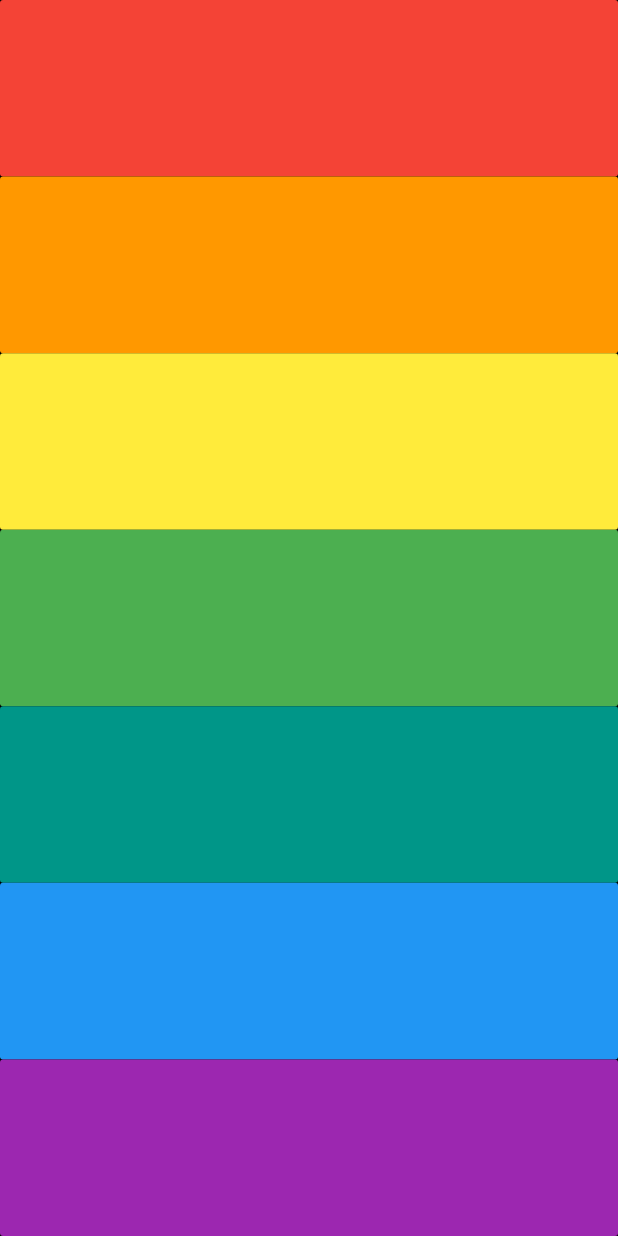
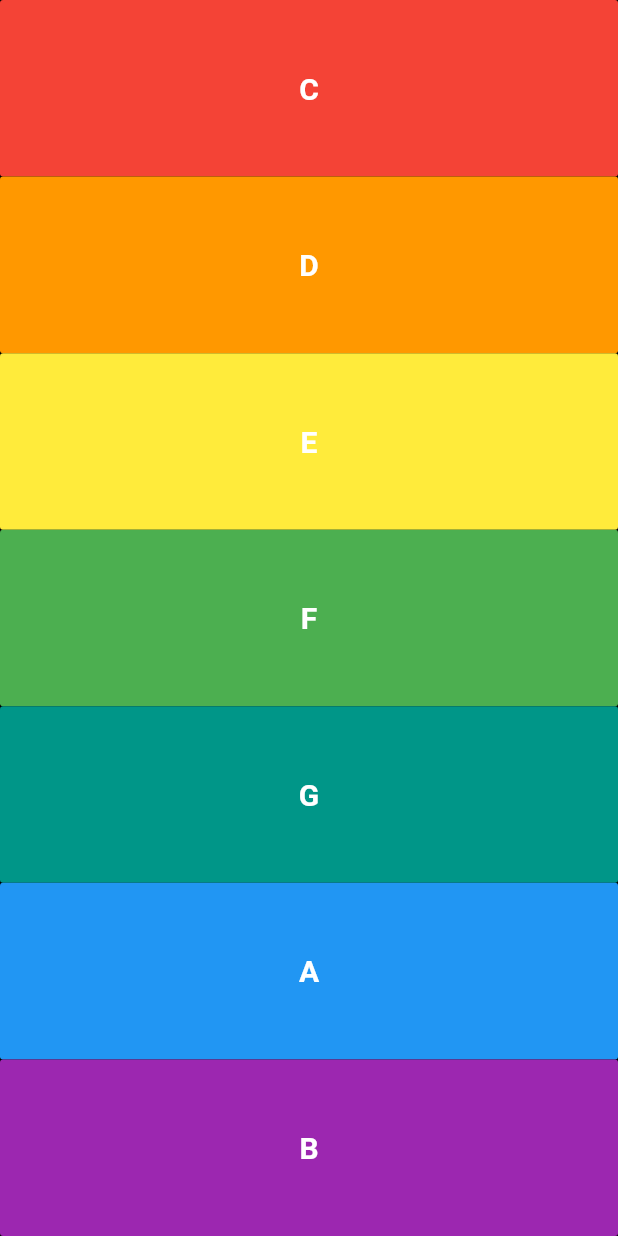
Before and after one commit to max-jellycat/xylophone-fl, a Flutter app: the screen it shows after launch, on a phone screen of 412 x 824 dp. Run offline on Flutter 3.47's test engine with Material 2 defaults, Android fonts, the phone set to English and light mode, and no system bars; our stand-ins replace audioplayers.

Commit message:
refacto keys

```diff
--- a/lib/main.dart
+++ b/lib/main.dart
@@ -2,6 +2,24 @@ import 'dart:io';
 import 'package:audioplayers/audioplayers.dart';
 import 'package:flutter/material.dart';
 import 'package:audioplayers/audio_cache.dart';
+
+class Key {
+  int sound;
+  String note;
+  Color color;
+
+  Key(this.sound, this.note, this.color);
+}
+
+List<Key> keys = [
+  Key(1, "C", Colors.red),
+  Key(2, "D", Colors.orange),
+  Key(3, "E", Colors.yellow),
+  Key(4, "F", Colors.green),
+  Key(5, "G", Colors.teal),
+  Key(6, "A", Colors.blue),
+  Key(7, "B", Colors.purple),
+];
 
 void main() {
   runApp(
@@ -23,11 +41,11 @@ class SoundController {
   static AudioPlayer audioPlayer = AudioPlayer();
   static AudioCache audioCache = AudioCache();
 
-  static void play(String sound) {
+  static void play(int sound) {
     if (Platform.isIOS) {
       audioPlayer.monitorNotificationStateChanges(audioPlayerHandler);
     }
-    audioCache.play(sound);
+    audioCache.play('note$sound.wav');
   }
 }
 
@@ -37,60 +55,29 @@ class XylyphonePage extends StatefulWidget {
 }
 
 class _XylyphonePageState extends State<XylyphonePage> {
+  Widget buildKey(int sound, String note, Color color) {
+    return Expanded(
+      child: FlatButton(
+        color: color,
+        onPressed: () => SoundController.play(sound),
+        child: Text(
+          note,
+          style: TextStyle(
+            color: Colors.white,
+            fontSize: 20.0,
+            fontWeight: FontWeight.bold,
+          ),
+        ),
+      ),
+    );
+  }
+
   @override
   Widget build(BuildContext context) {
     return Column(
       crossAxisAlignment: CrossAxisAlignment.stretch,
       children: <Widget>[
-        Expanded(
-          child: FlatButton(
-            color: Colors.red,
-            onPressed: () => SoundController.play('note1.wav'),
-            child: null,
-          ),
-        ),
-        Expanded(
-          child: FlatButton(
-            color: Colors.orange,
-            onPressed: () => SoundController.play('note2.wav'),
-            child: null,
-          ),
-        ),
-        Expanded(
-          child: FlatButton(
-            color: Colors.yellow,
-            onPressed: () => SoundController.play('note3.wav'),
-            child: null,
-          ),
-        ),
-        Expanded(
-          child: FlatButton(
-            color: Colors.green,
-            onPressed: () => SoundController.play('note4.wav'),
-            child: null,
-          ),
-        ),
-        Expanded(
-          child: FlatButton(
-            color: Colors.teal,
-            onPressed: () => SoundController.play('note5.wav'),
-            child: null,
-          ),
-        ),
-        Expanded(
-          child: FlatButton(
-            color: Colors.blue,
-            onPressed: () => SoundController.play('note6.wav'),
-            child: null,
-          ),
-        ),
-        Expanded(
-          child: FlatButton(
-            color: Colors.purple,
-            onPressed: () => SoundController.play('note7.wav'),
-            child: null,
-          ),
-        ),
+        for (var key in keys) buildKey(key.sound, key.note, key.color)
       ],
     );
   }
```
